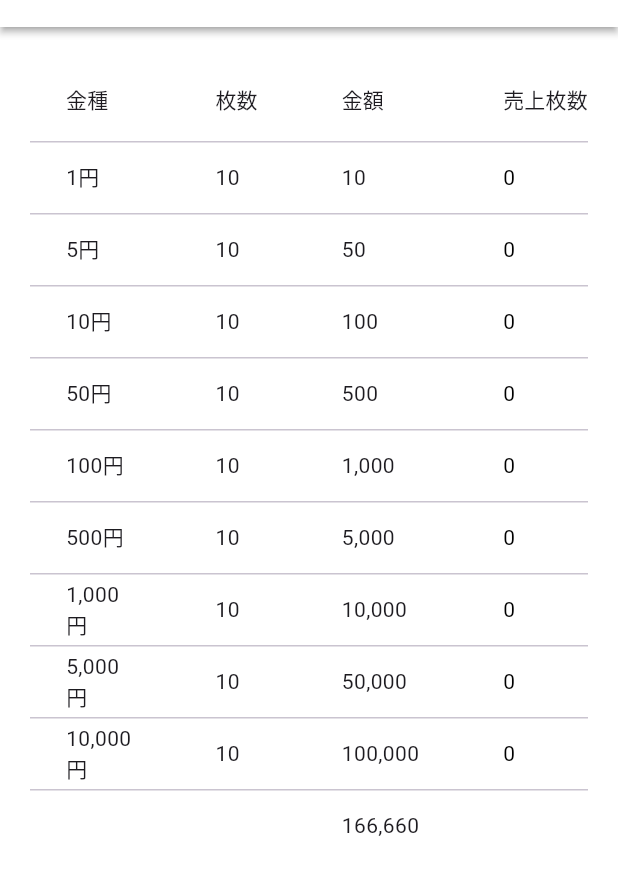
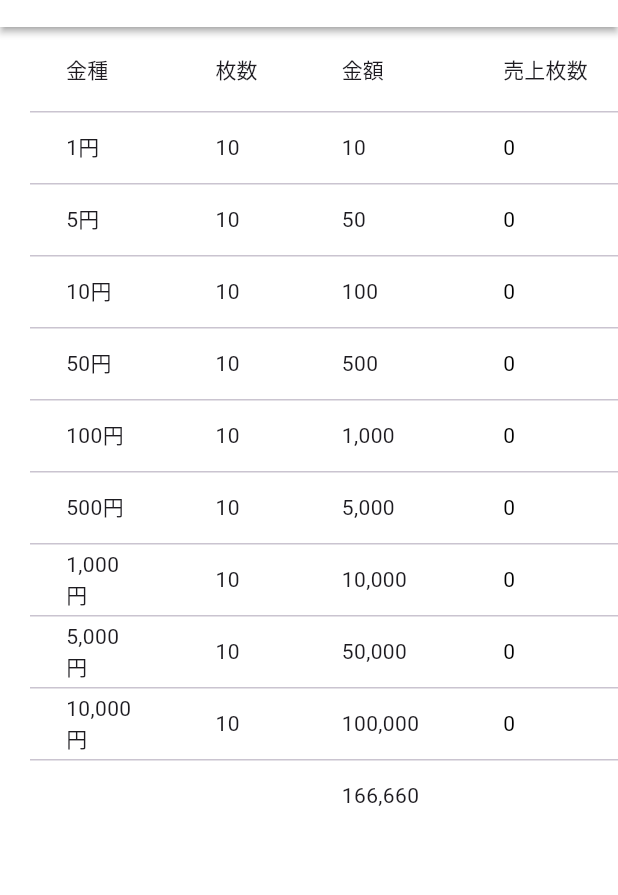
Before and after one commit to MukPan/cash_register_app, a Flutter app: the CashCountManagerPage screen opened directly, on a phone screen of 412 x 824 dp, the part 63-958 px from its top. Run offline on Flutter 3.47's test engine with Material 2 defaults, Android fonts, the phone set to English and light mode, and no system bars; our stand-ins replace cloud_firestore, firebase_core, hooks_riverpod; accounts and stored records are empty.

Commit message:
update: 表を調整

```diff
--- a/lib/context/cash_count_table.dart
+++ b/lib/context/cash_count_table.dart
@@ -16,10 +16,10 @@ class CashCountTable extends HookConsumerWidget {
   }
 
   ///金額を判定して色を付けるメソッド
-  TextStyle _getAmountColor(num amount) {
-    if (amount < 0) return const TextStyle(color: Colors.red);
-    if (amount == 0) return const TextStyle(color: Colors.black);
-    return const TextStyle(color: Colors.blue);
+  Color _getAmountColor(num amount) {
+    if (amount < 0) return Colors.red;
+    if (amount == 0) return Colors.black;
+    return Colors.blue;
   }
 
   ///動的にキャッシュカウントデータを設置する
@@ -42,8 +42,10 @@ class CashCountTable extends HookConsumerWidget {
               DataCell(Text(info.name)), //金種
               DataCell(Text(count.toString())), //枚数
               DataCell(Text(_amountFormat(info.amount*count))), //金額
-              DataCell(Text(salesCount.toString(), style: _getAmountColor(salesCount))), //売上枚数
-              DataCell(Text(_amountFormat(info.amount*salesCount), style: _getAmountColor(info.amount*salesCount))), //売上額
+              DataCell(Text(salesCount.toString(),
+                  style: TextStyle(color: _getAmountColor(salesCount)))), //売上枚数
+              DataCell(Text(_amountFormat(info.amount*salesCount),
+                  style: TextStyle(color: _getAmountColor(info.amount*salesCount)))), //売上額
             ]
         );
       })
@@ -54,14 +56,15 @@ class CashCountTable extends HookConsumerWidget {
           const DataCell(Text("")),
           DataCell(Text(_amountFormat(totalAmount))),
           const DataCell(Text("")),
-          DataCell(Text(_amountFormat(totalSalesAmount), style: _getAmountColor(totalSalesAmount))),
+          DataCell(Text(_amountFormat(totalSalesAmount),
+              style: TextStyle(color: _getAmountColor(totalSalesAmount)))),
         ]));
   }
 
   @override
   Widget build(BuildContext context, WidgetRef ref) {
     return Container(
-      margin: const EdgeInsets.all(20),
+      margin: const EdgeInsets.only(left: 20),
       child: DataTable(
         columns: const [
           DataColumn(label: Text("金種")),
```
